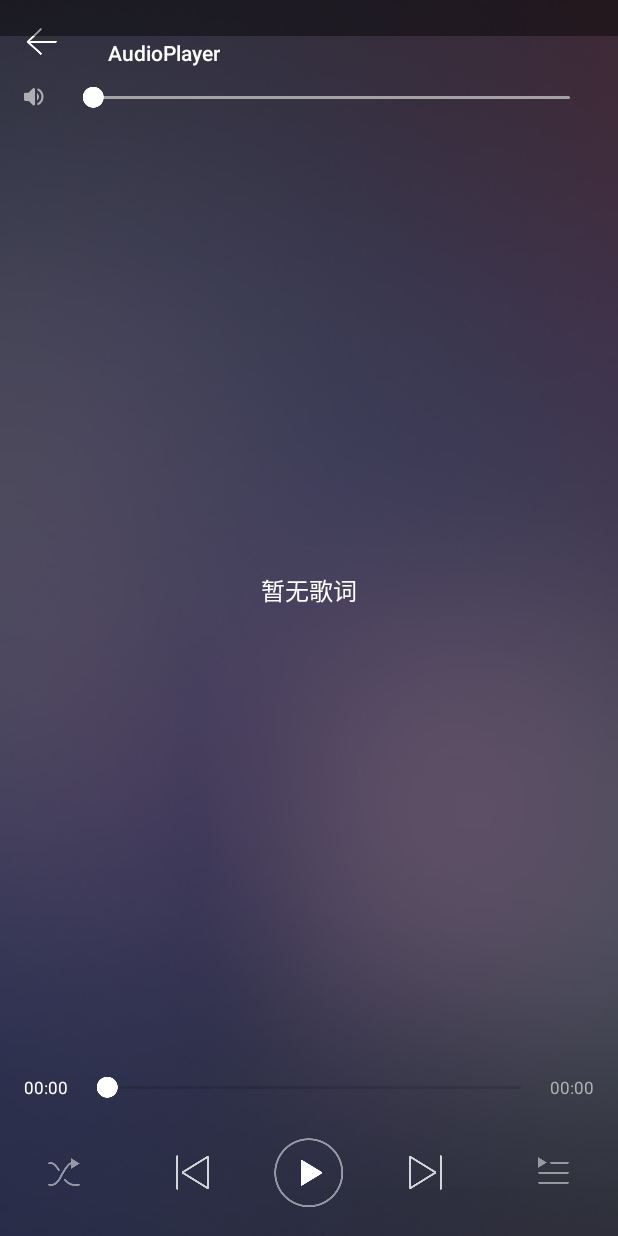
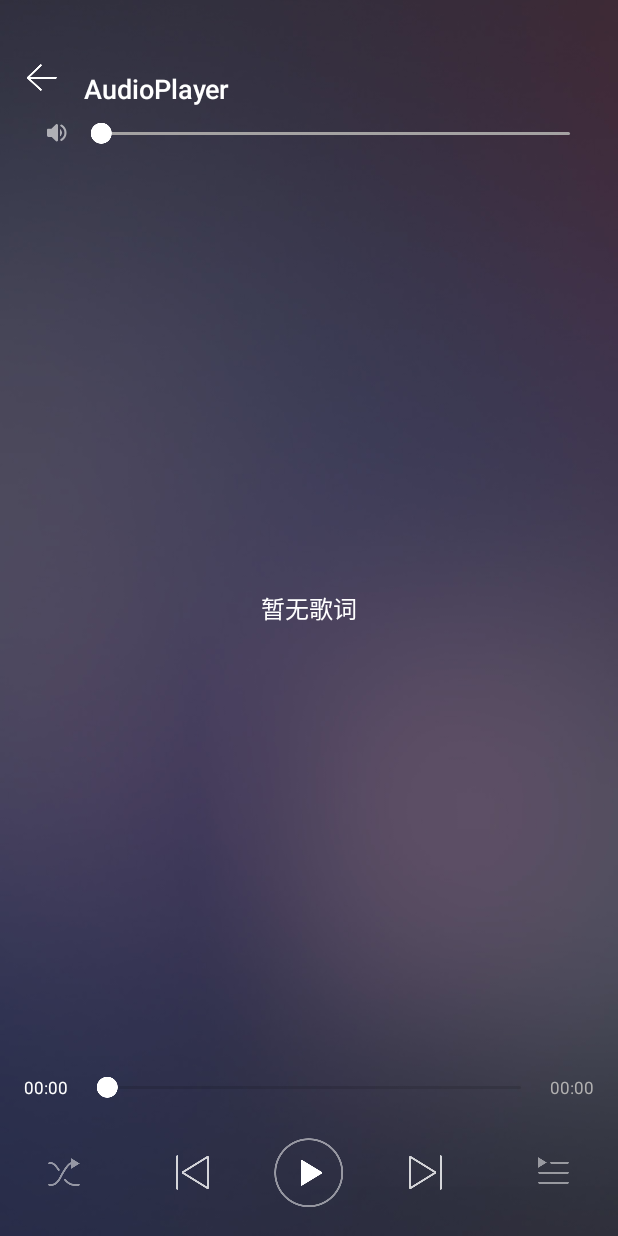
Before and after one commit to AlecSPB/AudioPlayer, an Android app: the LrcFragment screen opened directly, with no data from a screen before it, on a phone screen of 412 x 824 dp. Run offline under Robolectric (Android 15) with nearby library versions, the phone set to English and light mode, and no system bars; our stand-ins replace ButterKnife; libraries missing offline, so code that uses them is left out: com.orhanobut.logger, org.greenrobot.greendao, rx.android.schedulers, rx.functions, rx.schedulers; pictures from the network do not load; 2 statements that could not run were skipped.

Commit message:
播放器状态栏、Toolbar，UI调整

```diff
--- a/app/build.gradle
+++ b/app/build.gradle
@@ -9,7 +9,7 @@ android {
     defaultConfig {
         applicationId "com.tc.audioplayer"
         minSdkVersion 15
-        targetSdkVersion 15
+        targetSdkVersion 25
         versionCode 1
         versionName "1.0"
         multiDexEnabled true
--- a/app/src/main/AndroidManifest.xml
+++ b/app/src/main/AndroidManifest.xml
@@ -26,9 +26,8 @@
         android:allowBackup="true"
         android:icon="@mipmap/ic_launcher"
         android:label="@string/app_name"
-        android:roundIcon="@mipmap/ic_launcher_round"
         android:supportsRtl="true"
-        android:theme="@style/AppTheme.Base">
+        android:theme="@style/AppTheme">
         <activity
             android:name="com.tc.audioplayer.MainActivity"
             android:label="@string/app_name"
--- a/app/src/main/java/com/tc/audioplayer/base/ToolbarActivity.java
+++ b/app/src/main/java/com/tc/audioplayer/base/ToolbarActivity.java
@@ -7,14 +7,18 @@ import android.graphics.drawable.LayerDrawable;
 import android.os.Bundle;
 import android.support.annotation.LayoutRes;
 import android.support.annotation.Nullable;
+import android.support.design.widget.CoordinatorLayout;
 import android.support.v7.app.AppCompatActivity;
 import android.support.v7.widget.Toolbar;
 import android.view.LayoutInflater;
 import android.widget.FrameLayout;
+import android.widget.ImageView;
+import android.widget.RelativeLayout;
 import android.widget.TextView;
 
 import com.google.common.eventbus.EventBus;
 import com.tc.audioplayer.R;
+import com.tc.audioplayer.utils.DimenUtils;
 import com.tc.audioplayer.utils.StatusBarUtil;
 import com.tc.audioplayer.widget.Minibar;
 
@@ -28,6 +32,8 @@ import butterknife.ButterKnife;
 public class ToolbarActivity extends AppCompatActivity {
     protected EventBus eventBus;
 
+    @BindView(R.id.coordinatorlayout)
+    CoordinatorLayout coordinatorLayout;
     @BindView(R.id.toolbar)
     Toolbar toolbar;
     @BindView(R.id.fl_content)
@@ -36,6 +42,8 @@ public class ToolbarActivity extends AppCompatActivity {
     TextView tvRetry;
     @BindView(R.id.minibar)
     public Minibar minibar;
+    @BindView(R.id.bg_header)
+    protected ImageView ivBg;
 
     private Drawable[] mAlphaDrawable;
     private LayerDrawable mLayerDrawable;
@@ -56,8 +64,11 @@ public class ToolbarActivity extends AppCompatActivity {
 
         initToolbar();
         setSupportActionBar(toolbar);
+        if (getSupportActionBar() != null) {
+            getSupportActionBar().setDisplayHomeAsUpEnabled(true);
+        }
         LayoutInflater.from(this).inflate(layoutResID, flContent, true);
-        StatusBarUtil.setColor(this, getResources().getColor(R.color.colorPrimary));
+        StatusBarUtil.setTranslucentForImageView(this, 0, coordinatorLayout);
         toolbar.setNavigationOnClickListener((v) -> finish());
     }
 
@@ -72,8 +83,9 @@ public class ToolbarActivity extends AppCompatActivity {
 
         toolbar.setNavigationIcon(R.drawable.ic_back);
         toolbar.setTitleTextColor(Color.WHITE);
-        toolbar.setSubtitleTextColor(Color.WHITE);
-        toolbar.setTitleMargin(0, 0, 0, 0);
+        toolbar.setSubtitleTextColor(Color.LTGRAY);
+        toolbar.setTitleMargin(0, 0, 0, DimenUtils.dp2px(this, 22));
+        toolbar.setContentInsetStartWithNavigation(0);
     }
 
     public void setToolbarTitle(CharSequence title) {
@@ -84,6 +96,16 @@ public class ToolbarActivity extends AppCompatActivity {
     public void setToolbarSubtitle(CharSequence subTitle) {
         toolbar.setSubtitle(subTitle);
         setSupportActionBar(toolbar);
+    }
+
+    /**
+     * 背景图全屏显示
+     * */
+    protected void setBgImageFitScreen() {
+        RelativeLayout.LayoutParams params = (RelativeLayout.LayoutParams) ivBg.getLayoutParams();
+        params.width = RelativeLayout.LayoutParams.MATCH_PARENT;
+        params.height = RelativeLayout.LayoutParams.MATCH_PARENT;
+        ivBg.setLayoutParams(params);
     }
 
     /**
--- a/app/src/main/java/com/tc/audioplayer/bussiness/player/LrcFragment.java
+++ b/app/src/main/java/com/tc/audioplayer/bussiness/player/LrcFragment.java
@@ -10,6 +10,7 @@ import android.widget.SeekBar;
 
 import com.tc.audioplayer.R;
 import com.tc.audioplayer.base.BaseFragment;
+import com.tc.audioplayer.player.PlayerManager;
 import com.tc.audioplayer.utils.FileUtil;
 import com.tc.audioplayer.widget.lrcview.LrcView;
 import com.tc.model.usecase.OnlineCase;
@@ -65,12 +66,11 @@ public class LrcFragment extends BaseFragment {
     private class SoundSeekbarListener implements SeekBar.OnSeekBarChangeListener {
         @Override
         public void onProgressChanged(SeekBar seekBar, int progress, boolean fromUser) {
-
+            PlayerManager.getInstance().setVolume(progress * 1f / 100);
         }
 
         @Override
         public void onStartTrackingTouch(SeekBar seekBar) {
-
         }
 
         @Override
@@ -88,8 +88,8 @@ public class LrcFragment extends BaseFragment {
         }
     }
 
-    public void updateLrcTime(long time){
-        if(lrcView == null)
+    public void updateLrcTime(long time) {
+        if (lrcView == null)
             return;
         lrcView.updateTime(time);
     }
--- a/app/src/main/java/com/tc/audioplayer/bussiness/player/PlayerDetailActivity.java
+++ b/app/src/main/java/com/tc/audioplayer/bussiness/player/PlayerDetailActivity.java
@@ -13,12 +13,11 @@ import android.widget.TextView;
 
 import com.tc.audioplayer.R;
 import com.tc.audioplayer.base.ToolbarActivity;
-import com.tc.model.entity.PlayList;
 import com.tc.audioplayer.player.PlayerManager;
 import com.tc.audioplayer.player.SimplePlayerListener;
 import com.tc.audioplayer.utils.AudioDurationUtil;
-import com.tc.audioplayer.utils.StatusBarUtil;
 import com.tc.base.utils.TLogger;
+import com.tc.model.entity.PlayList;
 import com.tc.model.entity.SongEntity;
 
 import java.util.ArrayList;
@@ -52,6 +51,7 @@ public class PlayerDetailActivity extends ToolbarActivity {
         super.onCreate(savedInstanceState);
         setContentView(R.layout.activity_player);
 
+        setBgImageFitScreen();
         viewPager = (ViewPager) findViewById(R.id.vp_content);
         ivPlayMode = (ImageView) findViewById(R.id.iv_play_mode);
         ivPlayPause = (ImageView) findViewById(R.id.iv_play_pause);
@@ -69,7 +69,6 @@ public class PlayerDetailActivity extends ToolbarActivity {
 
         minibar.setVisibility(View.GONE);
         minibar.setAutoVisibility(false);
-        StatusBarUtil.setTranslucentForImageViewInFragment(this, null);
         changeToolBarColor(0);
         seekbarListener = new SeekbarListener();
 
--- a/app/src/main/java/com/tc/audioplayer/player/IPlayer.java
+++ b/app/src/main/java/com/tc/audioplayer/player/IPlayer.java
@@ -57,4 +57,6 @@ public interface IPlayer {
     int switchNextMode(@PlayList.PlayMode int currentMode);
 
     int getSeekToDuration();
+
+    void setVolume(float volume);
 }
--- a/app/src/main/java/com/tc/audioplayer/player/Player.java
+++ b/app/src/main/java/com/tc/audioplayer/player/Player.java
@@ -338,6 +338,11 @@ public class Player implements IPlayer {
         return playState;
     }
 
+    @Override
+    public void setVolume(float volume) {
+        mediaPlayer.setVolume(volume, volume);
+    }
+
     /**
      * 加载
      */
--- a/app/src/main/java/com/tc/audioplayer/player/PlayerManager.java
+++ b/app/src/main/java/com/tc/audioplayer/player/PlayerManager.java
@@ -136,6 +136,10 @@ public class PlayerManager {
         return player.getProgress();
     }
 
+    public void setVolume(float volume) {
+        player.setVolume(volume);
+    }
+
     public void startPlayService() {
         TLogger.d(TAG, "startPlayService");
         startPlayerAction("");
--- a/app/src/main/res/drawable/seekbar_style_2.xml
+++ b/app/src/main/res/drawable/seekbar_style_2.xml
@@ -19,10 +19,10 @@
 
                 <gradient
                     android:angle="270"
-                    android:centerColor="#3e3e3e"
+                    android:centerColor="#e9e4e4"
                     android:centerY="0.75"
-                    android:endColor="#3e3e3e"
-                    android:startColor="#3e3e3e" />
+                    android:endColor="#e9e4e4"
+                    android:startColor="#e9e4e4" />
             </shape>
         </clip>
     </item>
--- a/app/src/main/res/layout/activity_base_with_toolbar.xml
+++ b/app/src/main/res/layout/activity_base_with_toolbar.xml
@@ -1,28 +1,32 @@
 <?xml version="1.0" encoding="utf-8"?>
-<LinearLayout xmlns:android="http://schemas.android.com/apk/res/android"
+<RelativeLayout xmlns:android="http://schemas.android.com/apk/res/android"
     xmlns:app="http://schemas.android.com/apk/res-auto"
     android:layout_width="match_parent"
-    android:layout_height="match_parent"
-    android:orientation="vertical">
+    android:layout_height="match_parent">
+
+    <ImageView
+        android:id="@+id/bg_header"
+        android:layout_width="match_parent"
+        android:layout_height="wrap_content"
+        android:src="@drawable/bg_player"
+        android:scaleType="fitXY" />
 
     <android.support.design.widget.CoordinatorLayout
+        android:id="@+id/coordinatorlayout"
         android:layout_width="match_parent"
-        android:layout_height="match_parent"
-        android:fitsSystemWindows="true"
-        android:overScrollMode="always">
+        android:layout_height="match_parent">
 
         <include layout="@layout/layout_base_with_minibar" />
 
         <android.support.v7.widget.Toolbar
             android:id="@+id/toolbar"
             android:layout_width="match_parent"
-            android:layout_height="70dp"
+            android:layout_height="@dimen/header_height"
             android:background="?attr/colorPrimary"
-            app:layout_behavior="com.tc.audioplayer.base.ToolbarAlphaBehavior"
-            app:layout_scrollFlags="scroll|snap|enterAlways"
+            android:gravity="center_vertical"
             app:subtitleTextAppearance="@style/Theme.ToolBar.Base.Subtitle"
             app:titleTextAppearance="@style/Theme.ToolBar.Base.Title" />
 
     </android.support.design.widget.CoordinatorLayout>
 
-</LinearLayout>
+</RelativeLayout>
--- a/app/src/main/res/layout/activity_player.xml
+++ b/app/src/main/res/layout/activity_player.xml
@@ -3,10 +3,7 @@
     xmlns:tools="http://schemas.android.com/tools"
     android:layout_width="match_parent"
     android:layout_height="match_parent"
-    android:background="@drawable/bg_player"
-    android:orientation="vertical"
-    android:paddingLeft="@dimen/activity_horizontal_margin"
-    android:paddingRight="@dimen/activity_horizontal_margin">
+    android:orientation="vertical">
 
     <android.support.v4.view.ViewPager
         android:id="@+id/vp_content"
@@ -20,6 +17,8 @@
     <LinearLayout
         android:layout_width="match_parent"
         android:layout_height="wrap_content"
+        android:paddingLeft="@dimen/activity_horizontal_margin"
+        android:paddingRight="@dimen/activity_horizontal_margin"
         android:orientation="vertical">
 
         <LinearLayout
--- a/app/src/main/res/layout/fragment_online_music.xml
+++ b/app/src/main/res/layout/fragment_online_music.xml
@@ -10,6 +10,7 @@
         android:id="@+id/tablayout"
         android:layout_width="match_parent"
         android:layout_height="wrap_content"
+        android:background="#ffffff"
         app:tabIndicatorColor="@color/colorPrimary"
         app:tabTextColor="#000000"
         app:tabSelectedTextColor="@color/colorPrimary"
--- a/app/src/main/res/layout/fragment_player_lrc.xml
+++ b/app/src/main/res/layout/fragment_player_lrc.xml
@@ -10,13 +10,15 @@
     <LinearLayout
         android:layout_width="match_parent"
         android:layout_height="30dp"
+        android:layout_marginLeft="@dimen/activity_horizontal_margin"
+        android:layout_marginRight="@dimen/activity_horizontal_margin"
         android:gravity="center_vertical"
         android:orientation="horizontal">
 
         <ImageView
             android:layout_width="wrap_content"
             android:layout_height="wrap_content"
-            android:layout_marginRight="10dp"
+            android:layout_marginLeft="15dp"
             android:src="@drawable/ic_sound" />
 
         <SeekBar
--- a/app/src/main/res/values/colors.xml
+++ b/app/src/main/res/values/colors.xml
@@ -3,5 +3,5 @@
     <color name="colorPrimary">#F44336</color>
     <color name="colorPrimaryDark">#F44336</color>
     <color name="colorAccent">#E57373</color>
-    <color name="default_background">#ccecece6</color>
+    <color name="default_background">#ecece6</color>
 </resources>
--- a/app/src/main/res/values/dimens.xml
+++ b/app/src/main/res/values/dimens.xml
@@ -4,7 +4,7 @@
     <dimen name="activity_vertical_margin">16dp</dimen>
     <dimen name="nav_header_vertical_spacing">16dp</dimen>
     <dimen name="nav_header_height">120dp</dimen>
-    <dimen name="header_height">50dp</dimen>
+    <dimen name="header_height">70dp</dimen>
     <dimen name="fab_margin">16dp</dimen>
 
     <dimen name="item_margin">10dp</dimen>
--- a/app/src/main/res/values/seekbar_styles.xml
+++ b/app/src/main/res/values/seekbar_styles.xml
@@ -1,12 +1,4 @@
 <resources xmlns:android="http://schemas.android.com/apk/res/android">
-
-    <style name="Widget.SeekBar.Normal" parent="@android:style/Widget.SeekBar">
-        <item name="android:maxHeight">5.0dip</item>
-        <item name="android:progressDrawable">@drawable/seekbar_style</item>
-        <item name="android:minHeight">5.0dip</item>
-        <item name="android:thumb">@drawable/ic_thumb</item>
-        <item name="android:thumbOffset">2.0dip</item>
-    </style>
 
     <style name="Widget.SeekBar.Normal.Sound" parent="@android:style/Widget.SeekBar">
         <item name="android:maxHeight">2.0dip</item>
@@ -16,15 +8,6 @@
         <item name="android:thumbOffset">0dp</item>
     </style>
 
-    <style name="Widget.SeekBar.Normal.HomePlayer" parent="@android:style/Widget.SeekBar">
-        <item name="android:maxHeight">2.0dip</item>
-        <item name="android:progressDrawable">@drawable/seekbar_style_2</item>
-        <item name="android:minHeight">2.0dip</item>
-        <item name="android:thumb">@drawable/ic_thumb3</item>
-        <item name="android:thumbOffset">1dp</item>
-    </style>
-
-
     <style name="Widget.SeekBar.Normal.HomePlayer3" parent="@android:style/Widget.SeekBar">
         <item name="android:progressDrawable">@drawable/seekbar_style_4</item>
         <item name="android:thumb">@drawable/ic_white_circle</item>
@@ -33,13 +16,5 @@
         <item name="android:thumbOffset">0dp</item>
     </style>
 
-    <style name="Widget.SeekBar.Normal.LivePlayer" parent="@android:style/Widget.SeekBar">
-        <item name="android:progressDrawable">@drawable/seekbar_style_live</item>
-        <item name="android:thumb">@drawable/ic_thumb4</item>
-        <item name="android:maxHeight">2.0dip</item>
-        <item name="android:minHeight">2.0dip</item>
-        <item name="android:thumbOffset">3.0dp</item>
-    </style>
-
 
 </resources>
--- a/app/src/main/res/values/styles.xml
+++ b/app/src/main/res/values/styles.xml
@@ -1,39 +1,37 @@
 <resources>
-
-    <!-- Base application theme. -->
-    <style name="AppTheme" parent="Theme.AppCompat.Light.DarkActionBar">
-        <!-- Customize your theme here. -->
-        <item name="colorPrimary">@color/colorPrimary</item>
-        <item name="colorPrimaryDark">@color/colorPrimaryDark</item>
-        <item name="colorAccent">@color/colorAccent</item>
-    </style>
 
     <style name="AppTheme.NoActionBar">
         <item name="windowActionBar">false</item>
         <item name="windowNoTitle">true</item>
     </style>
 
-    <style name="AppTheme.AppBarOverlay" parent="ThemeOverlay.AppCompat.Dark.ActionBar"/>
+    <style name="AppTheme.AppBarOverlay" parent="ThemeOverlay.AppCompat.Dark.ActionBar" />
 
-    <style name="AppTheme.PopupOverlay" parent="ThemeOverlay.AppCompat.Light"/>
+    <style name="AppTheme.PopupOverlay" parent="ThemeOverlay.AppCompat.Light" />
 
     <!-- Base application theme. -->
-    <style name="AppTheme.Base" parent="Theme.AppCompat.Light.DarkActionBar">
+    <style name="AppBaseTheme" parent="Theme.AppCompat.Light.DarkActionBar">
         <!-- Customize your theme here. -->
+        <item name="android:textAllCaps">false</item>
+        <item name="android:windowActionBar">false</item>
+        <item name="windowActionBar">false</item>
+        <item name="windowNoTitle">true</item>
         <item name="colorPrimary">@color/colorPrimary</item>
         <item name="colorPrimaryDark">@color/colorPrimaryDark</item>
         <item name="colorAccent">@color/colorAccent</item>
-        <item name="windowActionBar">false</item>
-        <item name="windowNoTitle">true</item>
+        <item name="android:windowIsTranslucent">true</item>
+        <item name="android:windowBackground">@android:color/transparent</item>
     </style>
 
+    <style name="AppTheme" parent="AppBaseTheme" />
+
     <style name="Theme.ToolBar.Base.Subtitle" parent="@style/TextAppearance.Widget.AppCompat.Toolbar.Subtitle">
-        <item name="android:textSize">11sp</item>
+        <item name="android:textSize">12sp</item>
         <item name="android:textColor">#939191</item>
     </style>
 
     <style name="Theme.ToolBar.Base.Title" parent="@style/TextAppearance.Widget.AppCompat.Toolbar.Title">
-        <item name="android:textSize">14sp</item>
+        <item name="android:textSize">18sp</item>
         <item name="android:textColor">@android:color/white</item>
     </style>
 
```
